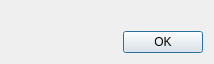
This is src/python/qdiskfit/dialogs/exclusive.ui in velnias75/diskfit as Qt 5 draws it before an edit. The edited form follows.
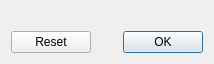
This is the edited form. Custom widgets are drawn as their Qt base class.

What changed in the file:
```diff
--- a/src/python/qdiskfit/dialogs/exclusive.ui
+++ b/src/python/qdiskfit/dialogs/exclusive.ui
@@ -20,7 +20,7 @@
    <item>
     <widget class="QDialogButtonBox" name="buttonBox">
      <property name="standardButtons">
-      <set>QDialogButtonBox::Ok</set>
+      <set>QDialogButtonBox::Ok|QDialogButtonBox::Reset</set>
      </property>
     </widget>
    </item>
```
